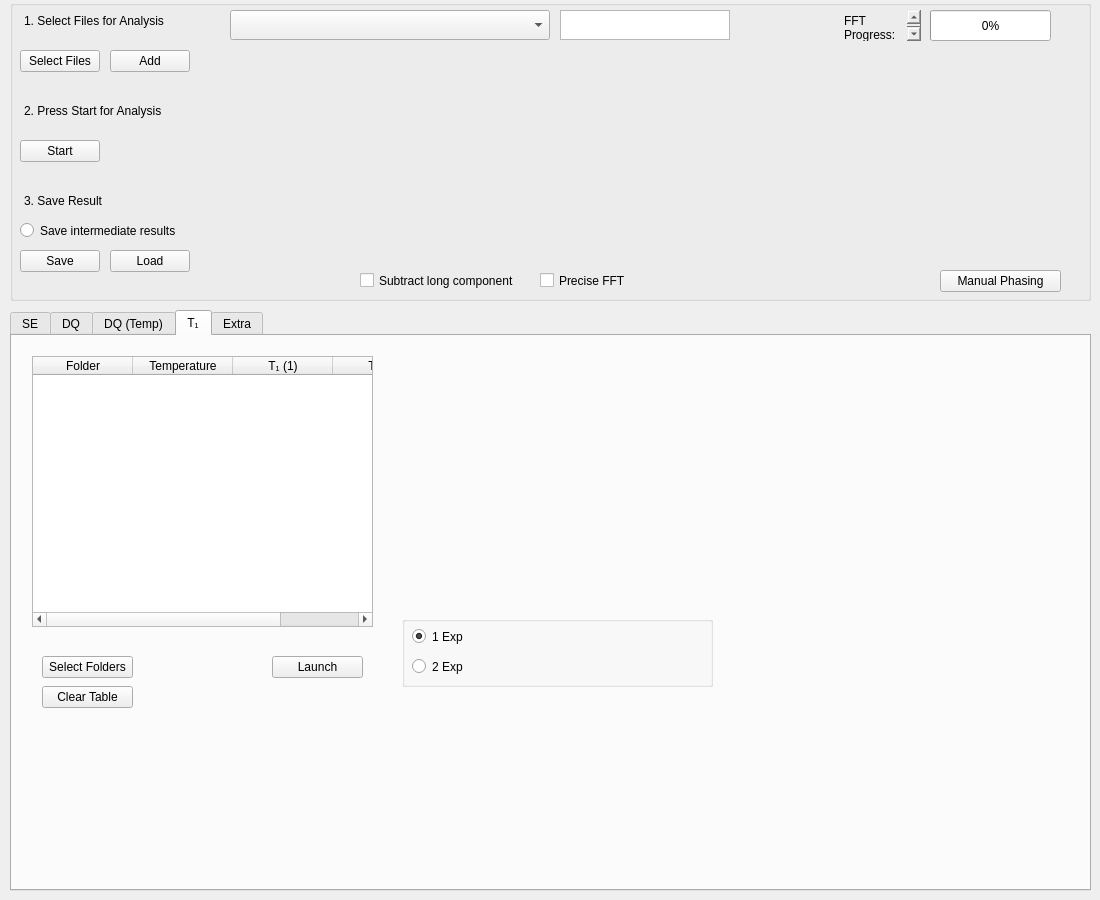
Before: the Qt Designer form form.ui in timesama/M2-Approach, drawn with Qt 5.
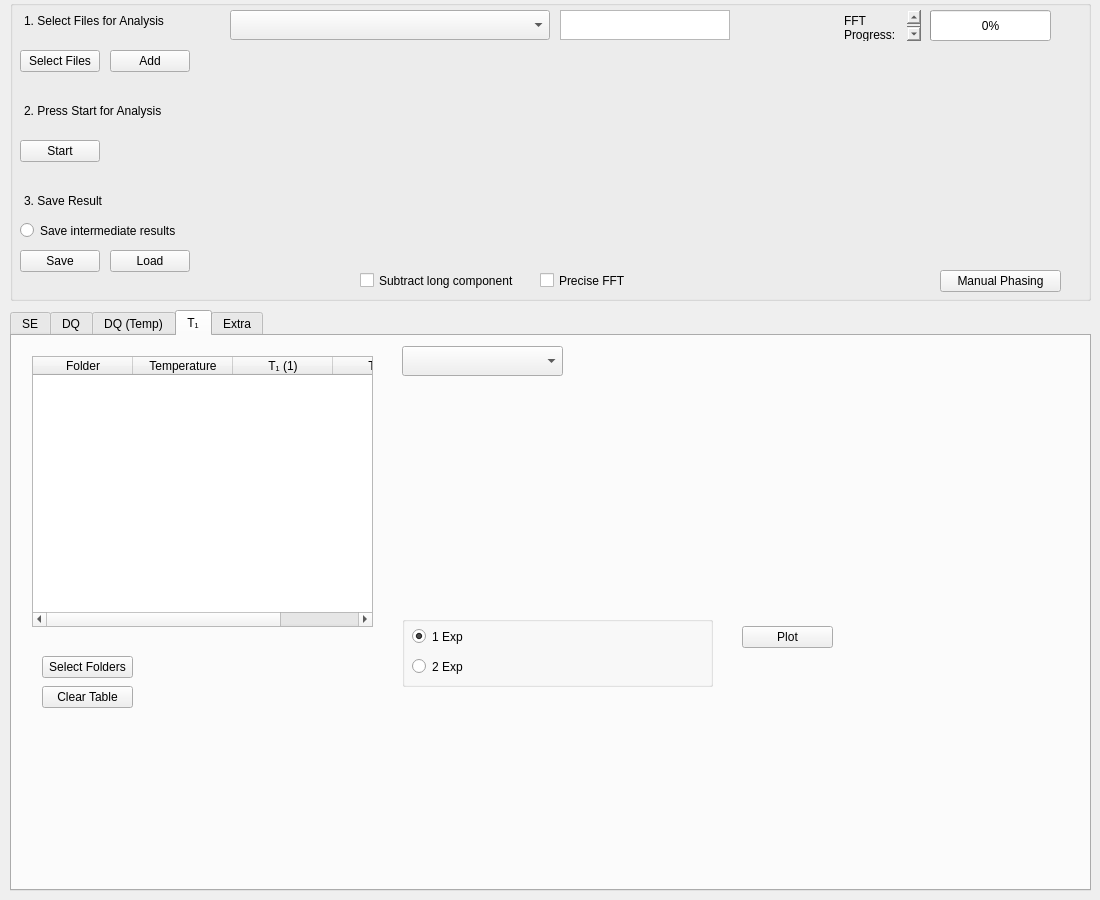
After: the same form once the commit is applied. Custom widgets are drawn as their Qt base class.

Commit message: T1 is succesfully calculating

The edit to the form file:
```diff
--- a/form.ui
+++ b/form.ui
@@ -910,14 +910,14 @@
      <widget class="QPushButton" name="btn_Launch_2">
       <property name="geometry">
        <rect>
-        <x>260</x>
-        <y>320</y>
+        <x>730</x>
+        <y>290</y>
         <width>91</width>
         <height>22</height>
        </rect>
       </property>
       <property name="text">
-       <string>Launch</string>
+       <string>Plot</string>
       </property>
      </widget>
      <widget class="PlotWidget" name="T1_Widget_2" native="true">
@@ -1025,6 +1025,19 @@
        </property>
       </widget>
      </widget>
+     <widget class="QComboBox" name="comboBox_6">
+      <property name="geometry">
+       <rect>
+        <x>390</x>
+        <y>10</y>
+        <width>161</width>
+        <height>30</height>
+       </rect>
+      </property>
+      <property name="placeholderText">
+       <string>Choose File for Analysis</string>
+      </property>
+     </widget>
     </widget>
     <widget class="QWidget" name="tab_last">
      <attribute name="title">
```
Left out of the diff: 2 changed lines with no effect on the pictures. The commit also changes 1 other file.
